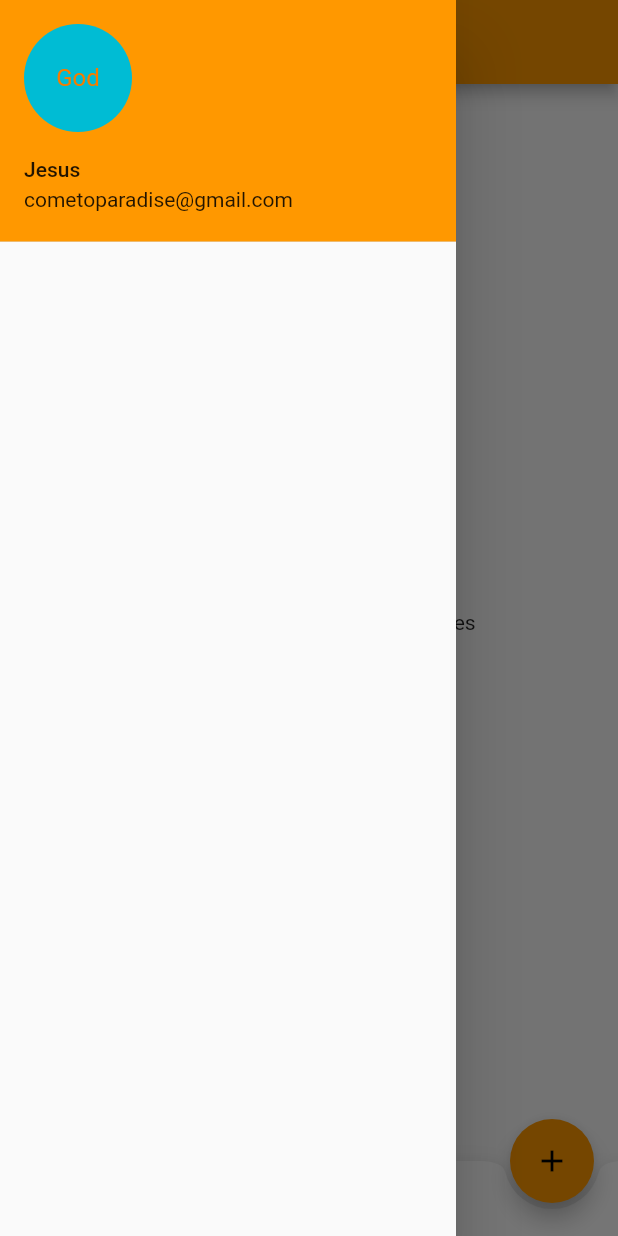
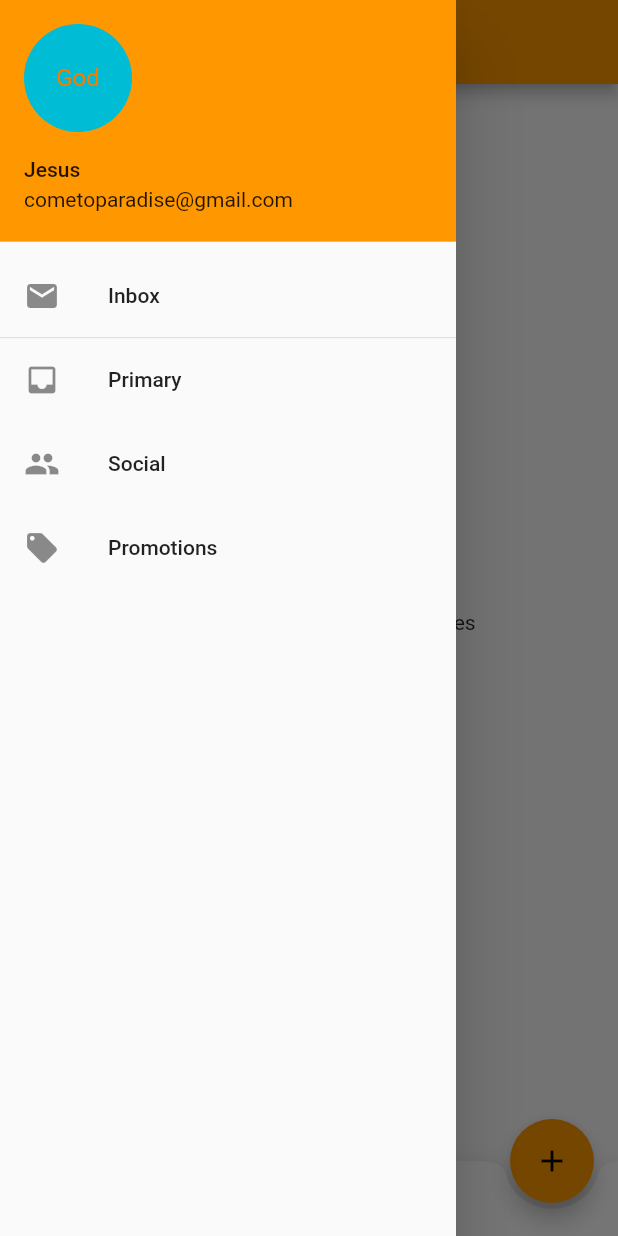
Before and after one commit to shatlykgur/imp2, a Flutter app: the screen it shows after launch, with the side drawer open, on a phone screen of 412 x 824 dp. Run offline on Flutter 3.47's test engine with Material 2 defaults, Android fonts, the phone set to English and light mode, and no system bars.

Commit message:
Scaffold finished

```diff
--- a/lib/scaffold_widget.dart
+++ b/lib/scaffold_widget.dart
@@ -45,6 +45,23 @@ class _MyScaffoldWidgetState extends State<MyScaffoldWidget> {
                 child: Text("God"),
               ),
             ),
+            ListTile(
+              title: Text("Inbox"),
+              leading: Icon(Icons.mail),
+            ),
+            Divider(height: 0.1),
+            ListTile(
+              title: Text("Primary"),
+              leading: Icon(Icons.inbox),
+            ),
+            ListTile(
+              title: Text("Social"),
+              leading: Icon(Icons.people),
+            ),
+            ListTile(
+              title: Text("Promotions"),
+              leading: Icon(Icons.local_offer),
+            ),
           ],
         ),
       ),
```
